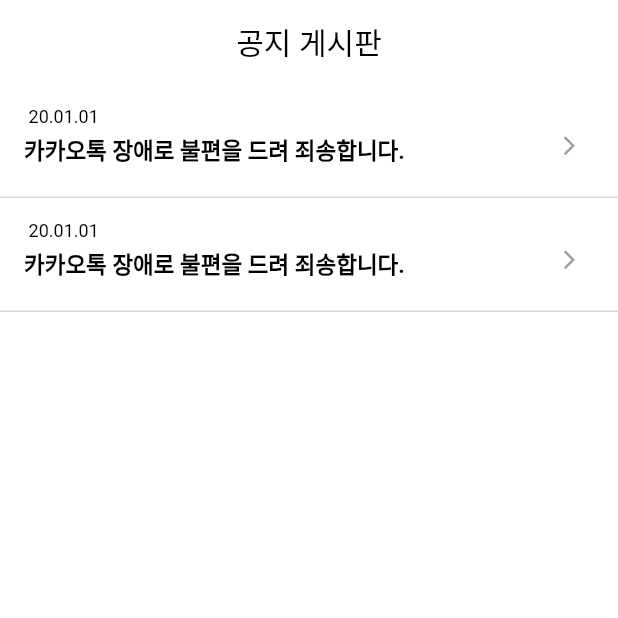
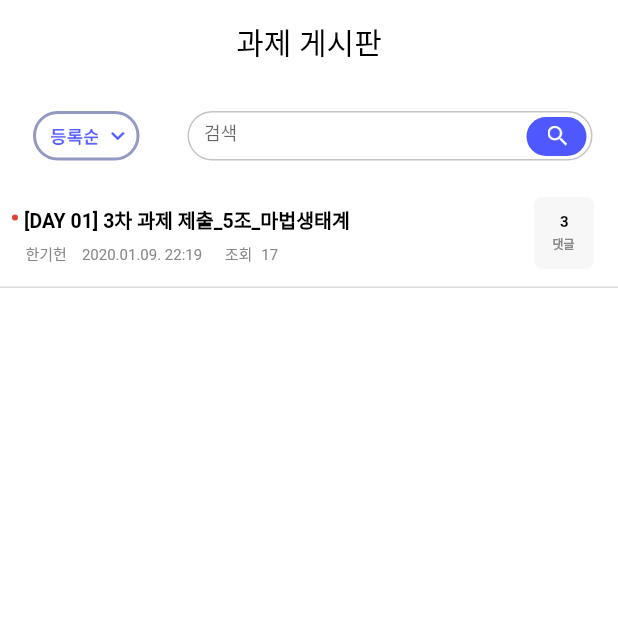
Before and after one commit to kimkihwan/workshop, a Flutter app: the screen it shows after launch, on a phone screen of 412 x 824 dp, the top half of it. Run offline on Flutter 3.47's test engine with Material 2 defaults, Android fonts, the phone set to English and light mode, and no system bars; our stand-ins replace dotted_border, image_picker; Roboto replaces fonts that are missing (Apple SD Gothic Neo).

Commit message:
task board add
task board add

```diff
--- a/lib/main.dart
+++ b/lib/main.dart
@@ -1,6 +1,6 @@
 import 'package:flutter/material.dart';
 import 'package:workshop/login.dart';
-import 'package:workshop/noti_board.dart';
+import 'package:workshop/task_board.dart';
 
 void main() => runApp(App());
 
@@ -9,7 +9,7 @@ class App extends StatelessWidget {
   @override
   Widget build(BuildContext context) {
     return MaterialApp(
-      home: NotiViewWidget(),
+      home: TaskBoardViewWidget(),
     );
   }
 }
--- /dev/null
+++ b/lib/task_board.dart
@@ -0,0 +1,340 @@
+
+import 'package:flutter/material.dart';
+import 'package:workshop/values/values.dart';
+
+
+class TaskBoardViewWidget extends StatelessWidget {
+
+  void onRectangleTwoPressed(BuildContext context) {
+
+  }
+
+  void onRectanglePressed(BuildContext context) {
+
+  }
+
+  @override
+  Widget build(BuildContext context) {
+
+    return Scaffold(
+      appBar: AppBar(
+        iconTheme: IconThemeData(color: Color(0xFF4F57FF)),
+        centerTitle: true,
+        elevation: 0.0,
+        backgroundColor: Colors.white,
+        title: Text("과제 게시판", style:TextStyle(color: Colors.black)),
+      ),
+      body: Container(
+        constraints: BoxConstraints.expand(),
+        decoration: BoxDecoration(
+          color: Color.fromARGB(255, 255, 255, 255),
+        ),
+        child: Column(
+          crossAxisAlignment: CrossAxisAlignment.stretch,
+          children: [
+            Container(
+              height: 60,
+              margin: EdgeInsets.only(left: 17, top: 0, right: 17),
+              child: Row(
+                crossAxisAlignment: CrossAxisAlignment.stretch,
+              children: [
+                Container(
+                  width: 71,
+                  height: 60,
+                  margin: EdgeInsets.only(left: 5, top: 18),
+                  child: Stack(
+                    alignment: Alignment.center,
+                    children: [
+                      Positioned(
+                        left: 52,
+                        top: 14,
+                        child: Image.asset(
+                          "assets/images/order_icon.png",
+                          fit: BoxFit.none,
+                        ),
+                      ),
+                      Positioned(
+                        left: 0,
+                        top: 0,
+                        child: Container(
+                          width: 71,
+                          height: 33,
+                          decoration: BoxDecoration(
+                            border: Border.fromBorderSide(Borders.secondaryBorder),
+                            borderRadius: BorderRadius.all(Radius.circular(16.5)),
+                          ),
+                          child: Container(),
+                        ),
+                      ),
+                      Positioned(
+                        left: 12,
+                        top: 12,
+                        child: Image.asset(
+                          "assets/images/order.png",
+                          fit: BoxFit.none,
+                        ),
+                      ),
+                    ],
+                  ),
+                ),
+                Spacer(),
+                Container(
+                  width: 270,
+                  height: 33,
+                  margin: EdgeInsets.only(top: 18, right: 0),
+                  child: Stack(
+                    alignment: Alignment.center,
+                    children: [
+                      Positioned(
+                        top: 0,
+                        right: 0,
+                        child: Container(
+                          width: 270,
+                          height: 33,
+                          padding: EdgeInsets.only(left:10),
+                          decoration: BoxDecoration(
+                            border: Border.fromBorderSide(Borders.primaryBorder),
+                            borderRadius: BorderRadius.all(Radius.circular(16.5)),
+                          ),
+                          child: TextField(
+                            decoration: InputDecoration(
+                              border: InputBorder.none,
+                              hintText: '검색',
+                            ),
+                            style: TextStyle(
+                              color: Color.fromARGB(255, 0, 0, 0),
+                              fontWeight: FontWeight.w400,
+                              fontSize: 12,
+                            ),
+                            maxLines: 1,
+                            autocorrect: false,
+                          ),
+                        ),
+                      ),
+                      Positioned(
+                        top: 4,
+                        right: 4,
+                        child: Container(
+                          width: 40,
+                          height: 26,
+                          decoration: BoxDecoration(
+                            color: Color(0xFF4F57FF),
+                            borderRadius: BorderRadius.all(Radius.circular(13)),
+                          ),
+                          child: Container(),
+                        ),
+                      ),
+                      Positioned(
+                        top: 10,
+                        right: 17,
+                        child: Image.asset(
+                          "assets/images/search_icon.png",
+                          fit: BoxFit.none,
+                        ),
+                      ),
+                    ],
+                  ),
+                ),
+              ],
+            ),
+            ),
+            Container(
+              height: 60,
+              margin: EdgeInsets.only(left: 8, top: 15, right: 16),
+              child: Row(
+                crossAxisAlignment: CrossAxisAlignment.stretch,
+                children: [
+                  Align(
+                    alignment: Alignment.topLeft,
+                    child: Container(
+                      width: 4,
+                      height: 4,
+                      margin: EdgeInsets.only(top: 12),
+                      decoration: BoxDecoration(
+                        color: Color.fromARGB(255, 219, 68, 55),
+                        borderRadius: BorderRadius.all(Radius.circular(2)),
+                      ),
+                      child: Container(),
+                    ),
+                  ),
+                  Align(
+                    alignment: Alignment.topLeft,
+                    child: Container(
+                      width: 255,
+                      height: 65,
+                      margin: EdgeInsets.only(left: 4, top: 6),
+                      child: Column(
+                        crossAxisAlignment: CrossAxisAlignment.stretch,
+                        children: [
+                          Align(
+                            alignment: Alignment.topLeft,
+                            child: Text(
+                              "[DAY 01] 3차 과제 제출_5조_마법생태계",
+                              textAlign: TextAlign.left,
+                              style: TextStyle(
+                                color: Color.fromARGB(255, 0, 0, 0),
+                                fontFamily: "Apple SD Gothic Neo",
+                                fontWeight: FontWeight.w700,
+                                fontSize: 13,
+                              ),
+                            ),
+                          ),
+                          Align(
+                            alignment: Alignment.topLeft,
+                            child: Container(
+                              width: 255,
+                              height: 25,
+                              margin: EdgeInsets.only(left: 1, top: 5),
+                              child: Row(
+                                crossAxisAlignment: CrossAxisAlignment.stretch,
+                                children: [
+                                  Align(
+                                    alignment: Alignment.topLeft,
+                                    child: Text(
+                                      "한기헌",
+                                      textAlign: TextAlign.left,
+                                      style: TextStyle(
+                                        color: Color.fromARGB(255, 136, 136, 136),
+                                        fontFamily: "Apple SD Gothic Neo",
+                                        fontWeight: FontWeight.w400,
+                                        fontSize: 10,
+                                      ),
+                                    ),
+                                  ),
+                                  Align(
+                                    alignment: Alignment.topLeft,
+                                    child: Container(
+                                      margin: EdgeInsets.only(left: 10, top: 3),
+                                      child: Text(
+                                        "2020.01.09. 22:19",
+                                        textAlign: TextAlign.left,
+                                        style: TextStyle(
+                                          color: Color.fromARGB(255, 136, 136, 136),
+                                          fontFamily: "Apple SD Gothic Neo",
+                                          fontWeight: FontWeight.w400,
+                                          fontSize: 10,
+                                        ),
+                                      ),
+                                    ),
+                                  ),
+                                  Align(
+                                    alignment: Alignment.topLeft,
+                                    child: Container(
+                                      margin: EdgeInsets.only(left: 15),
+                                      child: Text(
+                                        "조회",
+                                        textAlign: TextAlign.left,
+                                        style: TextStyle(
+                                          color: Color.fromARGB(255, 136, 136, 136),
+                                          fontFamily: "Apple SD Gothic Neo",
+                                          fontWeight: FontWeight.w400,
+                                          fontSize: 10,
+                                        ),
+                                      ),
+                                    ),
+                                  ),
+                                  Align(
+                                    alignment: Alignment.topLeft,
+                                    child: Container(
+                                      margin: EdgeInsets.only(left: 6, top: 3),
+                                      child: Text(
+                                        "17",
+                                        textAlign: TextAlign.left,
+                                        style: TextStyle(
+                                          color: Color.fromARGB(255, 136, 136, 136),
+                                          fontFamily: "Apple SD Gothic Neo",
+                                          fontWeight: FontWeight.w400,
+                                          fontSize: 10,
+                                        ),
+                                      ),
+                                    ),
+                                  ),
+                                ],
+                              ),
+                            ),
+                          ),
+                        ],
+                      ),
+                    ),
+                  ),
+                  Spacer(),
+                  Align(
+                    alignment: Alignment.topLeft,
+                    child: Container(
+                      width: 40,
+                      height: 48,
+                      child: Stack(
+                        alignment: Alignment.center,
+                        children: [
+                          Positioned(
+                            top: 0,
+                            right: 0,
+                            child: Image.asset(
+                              "assets/images/white_rec.png",
+                              fit: BoxFit.none,
+                            ),
+                          ),
+                          Positioned(
+                            top: 11,
+                            right: 13,
+                            child:
+                              Align(
+                                alignment: Alignment.center,
+                                child: Container(
+                                  margin: EdgeInsets.only(right: 4),
+                                  child: Text(
+                                    "3",
+                                    textAlign: TextAlign.left,
+                                    style: TextStyle(
+                                      color: Color.fromARGB(255, 0, 0, 0),
+                                      fontFamily: "Apple SD Gothic Neo",
+                                      fontWeight: FontWeight.w700,
+                                      fontSize: 10,
+                                    ),
+                                  ),
+                                ),
+                              ),
+                          ),
+                          Positioned(
+                            top: 23,
+                            right: 13,
+                            child:
+                              Align(
+                                alignment: Alignment.center,
+                                child: Container(
+                                  margin: EdgeInsets.only(top: 3),
+                                  child: Text(
+                                    "댓글",
+                                    textAlign: TextAlign.left,
+                                    style: TextStyle(
+                                      color: Color.fromARGB(255, 136, 136, 136),
+                                      fontFamily: "Apple SD Gothic Neo",
+                                      fontWeight: FontWeight.w700,
+                                      fontSize: 8,
+                                    ),
+                                  ),
+                                ),
+                              ),
+                          )
+                        ],
+                      ),
+                    ),
+                  ),
+                ],
+              ),
+            ),
+            Container(
+              height: 1,
+              margin: EdgeInsets.only(top: 0),
+              decoration: BoxDecoration(
+                color: Color.fromARGB(255, 218, 218, 218),
+              ),
+              child: Container(),
+            ),
+
+          ],
+        ),
+      ),
+    );
+  }
+}
--- a/lib/values/borders.dart
+++ b/lib/values/borders.dart
@@ -23,4 +23,14 @@ class Borders {
     width: 2,
     style: BorderStyle.solid,
   );
+  static const BorderSide reply_border = BorderSide(
+    color: Color.fromARGB(255, 79, 87, 255),
+    width: 1,
+    style: BorderStyle.solid,
+  );
+  static const BorderSide search_border = BorderSide(
+    color: Color.fromARGB(255, 218, 218, 218),
+    width: 1,
+    style: BorderStyle.solid,
+  );
 }
```
Also changed, not shown: assets/images/2.0x/order.png (added), assets/images/2.0x/order_icon.png (added), assets/images/2.0x/search_icon.png (added), assets/images/2.0x/white_rec.png (added), assets/images/3.0x/order.png (added), assets/images/3.0x/order_icon.png (added), assets/images/3.0x/search_icon.png (added), assets/images/3.0x/white_rec.png (added), assets/images/order.png (added), assets/images/order_icon.png (added), assets/images/search_icon.png (added), assets/images/white_rec.png (added).
